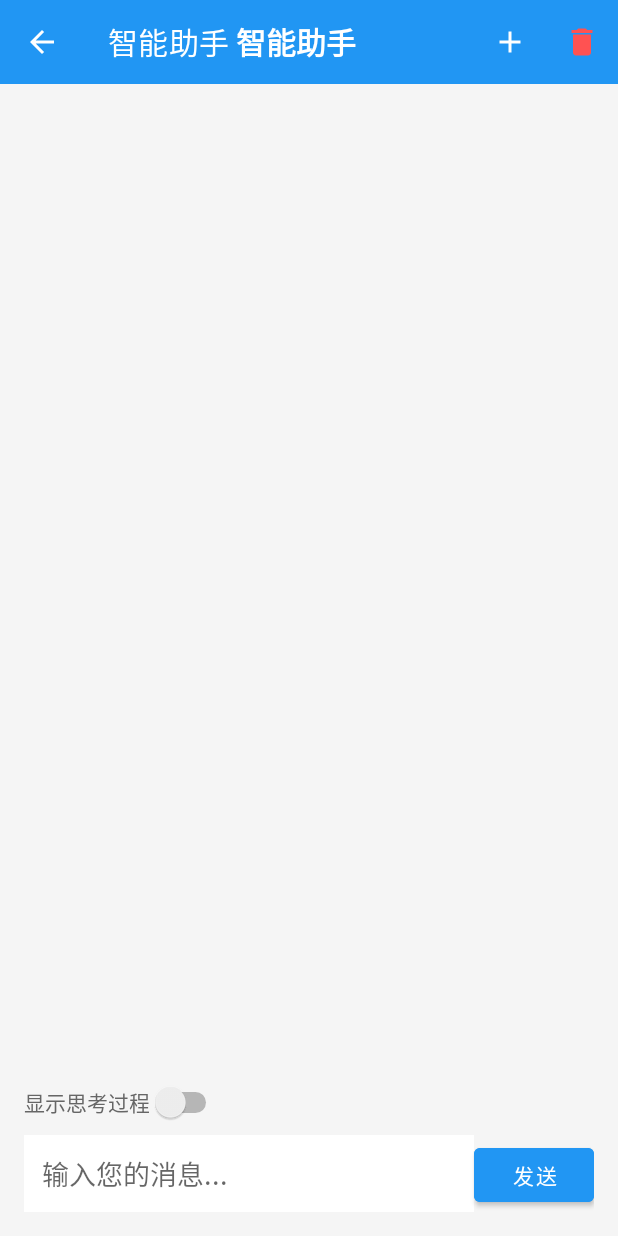
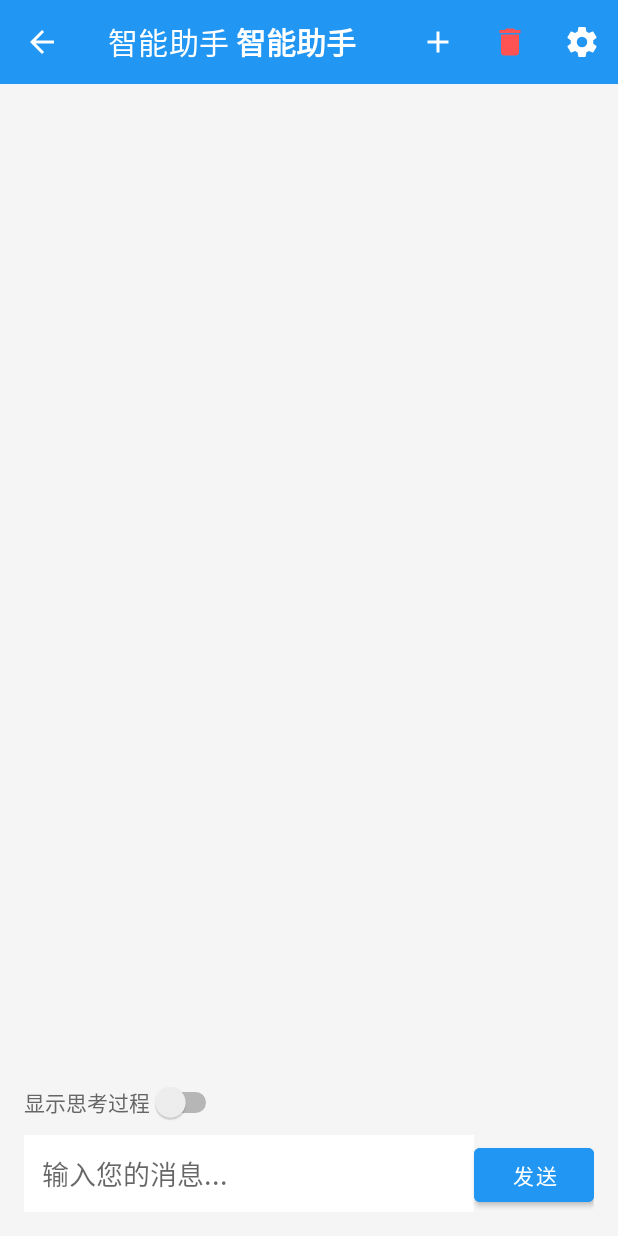
Before and after one commit to Fang-Chenxin/ragApp2, an Android app: the screen it shows after launch (MainActivity), on a phone screen of 412 x 824 dp. Run offline under Robolectric (Android 15) with nearby library versions, the light colour scheme and no system bars.

Commit message:
feat: 实现后端地址动态配置功能
移除硬编码的后端地址，新增配置管理模块和设置界面，支持动态配置http/https地址

```diff
--- /dev/null
+++ b/android_app/app/src/main/java/com/example/agentchat/ConfigManager.kt
@@ -0,0 +1,32 @@
+package com.example.agentchat
+
+import android.content.Context
+import android.content.SharedPreferences
+
+object ConfigManager {
+    private const val PREFS_NAME = "chat_config"
+    private const val KEY_BACKEND_URL = "backend_url"
+    private const val DEFAULT_BACKEND_URL = "http://10.0.2.2:8000"
+
+    private var cachedUrl: String? = null
+
+    fun getBackendUrl(context: Context): String {
+        if (cachedUrl != null) {
+            return cachedUrl!!
+        }
+        val prefs = context.getSharedPreferences(PREFS_NAME, Context.MODE_PRIVATE)
+        cachedUrl = prefs.getString(KEY_BACKEND_URL, DEFAULT_BACKEND_URL) ?: DEFAULT_BACKEND_URL
+        return cachedUrl!!
+    }
+
+    fun setBackendUrl(context: Context, url: String) {
+        cachedUrl = url
+        val prefs = context.getSharedPreferences(PREFS_NAME, Context.MODE_PRIVATE)
+        prefs.edit().putString(KEY_BACKEND_URL, url).apply()
+    }
+
+    fun isConfigured(context: Context): Boolean {
+        val prefs = context.getSharedPreferences(PREFS_NAME, Context.MODE_PRIVATE)
+        return prefs.contains(KEY_BACKEND_URL)
+    }
+}
--- /dev/null
+++ b/android_app/app/src/main/res/drawable/ic_settings.xml
@@ -0,0 +1,10 @@
+<?xml version="1.0" encoding="utf-8"?>
+<vector xmlns:android="http://schemas.android.com/apk/res/android"
+    android:width="24dp"
+    android:height="24dp"
+    android:viewportWidth="24"
+    android:viewportHeight="24">
+    <path
+        android:fillColor="#FFFFFF"
+        android:pathData="M12,15.5A3.5,3.5 0,0 1,8.5 12A3.5,3.5 0,0 1,12 8.5A3.5,3.5 0,0 1,15.5 12A3.5,3.5 0,0 1,12 15.5M19.43,12.97C19.47,12.65 19.5,12.33 19.5,12C19.5,11.67 19.47,11.34 19.43,11L21.54,9.37C21.73,9.22 21.78,8.95 21.66,8.73L19.66,5.27C19.54,5.05 19.27,4.96 19.05,5.05L16.56,6.05C16.04,5.66 15.5,5.32 14.87,5.07L14.5,2.42C14.46,2.18 14.25,2 14,2H10C9.75,2 9.54,2.18 9.5,2.42L9.13,5.07C8.5,5.32 7.96,5.66 7.44,6.05L4.95,5.05C4.73,4.96 4.46,5.05 4.34,5.27L2.34,8.73C2.22,8.95 2.27,9.22 2.46,9.37L4.57,11C4.53,11.34 4.5,11.67 4.5,12C4.5,12.33 4.53,12.65 4.57,12.97L2.46,14.63C2.27,14.78 2.22,15.05 2.34,15.27L4.34,18.73C4.46,18.95 4.73,19.03 4.95,18.95L7.44,17.94C7.96,18.34 8.5,18.68 9.13,18.93L9.5,21.58C9.54,21.82 9.75,22 10,22H14C14.25,22 14.46,21.82 14.5,21.58L14.87,18.93C15.5,18.67 16.04,18.34 16.56,17.94L19.05,18.95C19.27,19.03 19.54,18.95 19.66,18.73L21.66,15.27C21.78,15.05 21.73,14.78 21.54,14.63L19.43,12.97Z"/>
+</vector>
--- a/android_app/app/src/main/res/menu/menu_main.xml
+++ b/android_app/app/src/main/res/menu/menu_main.xml
@@ -14,4 +14,10 @@
         android:icon="@drawable/ic_delete"
         app:showAsAction="ifRoom" />
 
+    <item
+        android:id="@+id/action_settings"
+        android:title="服务器设置"
+        android:icon="@drawable/ic_settings"
+        app:showAsAction="ifRoom" />
+
 </menu>
```
Also changed, not shown: android_app/app/src/main/java/com/example/agentchat/ConversationsActivity.kt (+13 -6 lines), android_app/app/src/main/java/com/example/agentchat/MainActivity.kt (+45 -6 lines), 4 other files.
